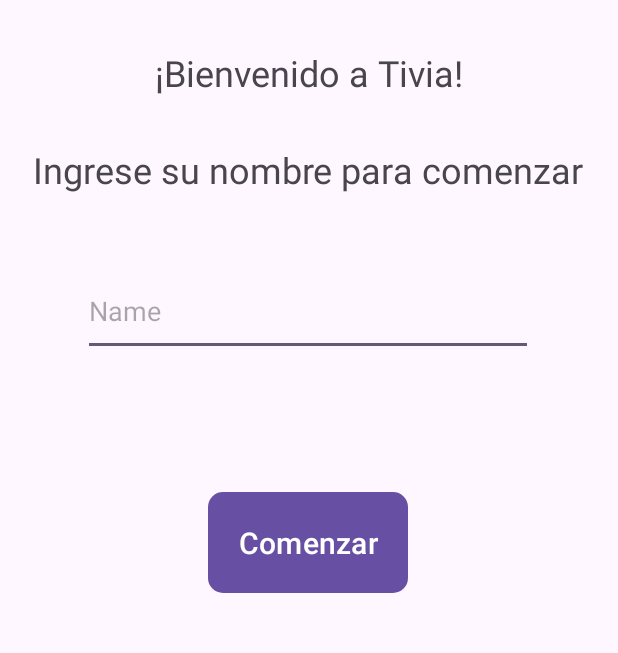
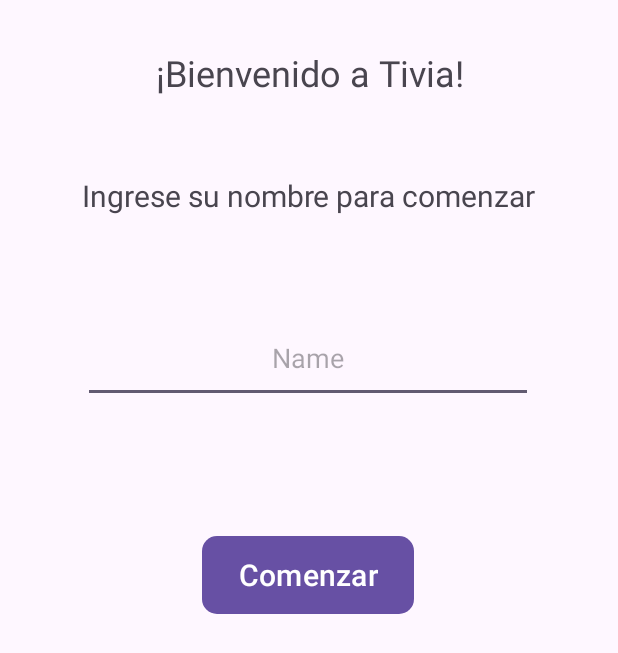
Before and after one commit to Scariu/Project_Trivia, an Android app: the fragment FirstFragment shown on its own in the app's theme, on a phone screen of 412 x 824 dp. Shown: the top 653 px of the screen. Run offline under Robolectric (Android 15) with nearby library versions, the phone set to English and light mode, and no system bars.

Commit message:
Modificación del diseño.

```diff
--- a/app/src/main/res/layout/fragment_first.xml
+++ b/app/src/main/res/layout/fragment_first.xml
@@ -16,6 +16,7 @@
         android:layout_marginTop="48dp"
         android:layout_marginEnd="32dp"
         android:ems="10"
+        android:gravity="center"
         android:hint="Name"
         android:inputType="text"
         app:layout_constraintEnd_toEndOf="parent"
@@ -30,6 +31,7 @@
         android:layout_marginStart="32dp"
         android:layout_marginTop="32dp"
         android:layout_marginEnd="32dp"
+        android:gravity="center"
         android:text="Bienvenido"
         android:textSize="24sp"
         app:layout_constraintEnd_toEndOf="parent"
@@ -39,12 +41,12 @@
     <Button
         android:id="@+id/buttonComenzar"
         android:layout_width="wrap_content"
-        android:layout_height="wrap_content"
+        android:layout_height="60dp"
         android:layout_marginStart="16dp"
         android:layout_marginTop="32dp"
         android:layout_marginEnd="16dp"
         android:layout_marginBottom="64dp"
-        android:padding="20dp"
+        android:gravity="center"
         android:text="Comenzar"
         android:textSize="20sp"
         app:cornerRadius="10dp"
@@ -57,15 +59,16 @@
 
     <TextView
         android:id="@+id/textViewIngrese"
-        android:layout_width="wrap_content"
-        android:layout_height="wrap_content"
-        android:layout_marginStart="32dp"
-        android:layout_marginTop="32dp"
-        android:layout_marginEnd="32dp"
+        android:layout_width="350dp"
+        android:layout_height="60dp"
+        android:layout_marginStart="16dp"
+        android:layout_marginTop="36dp"
+        android:layout_marginEnd="16dp"
+        android:gravity="center"
         android:text="Ingrese"
-        android:textSize="24sp"
+        android:textSize="20sp"
         app:layout_constraintEnd_toEndOf="parent"
-        app:layout_constraintHorizontal_bias="0.541"
+        app:layout_constraintHorizontal_bias="0.482"
         app:layout_constraintStart_toStartOf="parent"
         app:layout_constraintTop_toBottomOf="@+id/textViewBienvenida" />
 
--- a/app/src/main/res/layout/fragment_second.xml
+++ b/app/src/main/res/layout/fragment_second.xml
@@ -63,13 +63,14 @@
     <Button
         android:id="@+id/buttonEnviar"
         android:layout_width="wrap_content"
-        android:layout_height="wrap_content"
+        android:layout_height="60dp"
         android:layout_marginStart="64dp"
         android:layout_marginTop="32dp"
         android:layout_marginEnd="64dp"
         android:layout_marginBottom="64dp"
         android:text="Enviar"
         android:textSize="20sp"
+        app:cornerRadius="10dp"
         app:layout_constraintBottom_toBottomOf="parent"
         app:layout_constraintEnd_toEndOf="parent"
         app:layout_constraintStart_toStartOf="parent"
--- a/app/src/main/res/layout/fragment_third.xml
+++ b/app/src/main/res/layout/fragment_third.xml
@@ -22,7 +22,7 @@
     <Button
         android:id="@+id/buttonReintentar"
         android:layout_width="wrap_content"
-        android:layout_height="wrap_content"
+        android:layout_height="60dp"
         android:text="Intentalo otra vez"
         android:textSize="20sp"
         app:cornerRadius="10dp"
```
